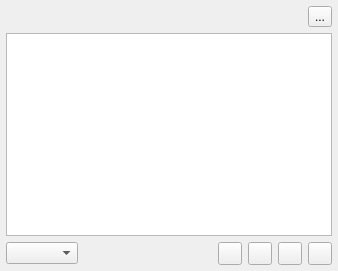
martinrotter/rssguard, file src/librssguard/gui/notifications/articlelistnotification.ui: the form before one commit.
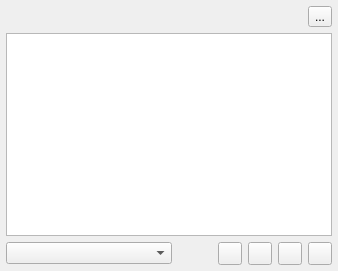
The form after the commit. Custom widgets are drawn as their Qt base class.

What changed in the file:
```diff
--- a/src/librssguard/gui/notifications/articlelistnotification.ui
+++ b/src/librssguard/gui/notifications/articlelistnotification.ui
@@ -75,13 +75,23 @@
    <item row="2" column="0" colspan="2">
     <layout class="QHBoxLayout" name="horizontalLayout_2">
      <item>
-      <widget class="QComboBox" name="m_cmbFeeds"/>
+      <widget class="QComboBox" name="m_cmbFeeds">
+       <property name="sizePolicy">
+        <sizepolicy hsizetype="Expanding" vsizetype="Fixed">
+         <horstretch>0</horstretch>
+         <verstretch>0</verstretch>
+        </sizepolicy>
+       </property>
+      </widget>
      </item>
      <item>
       <spacer name="horizontalSpacer">
        <property name="orientation">
         <enum>Qt::Horizontal</enum>
        </property>
+       <property name="sizeType">
+        <enum>QSizePolicy::Minimum</enum>
+       </property>
        <property name="sizeHint" stdset="0">
         <size>
          <width>40</width>
```
